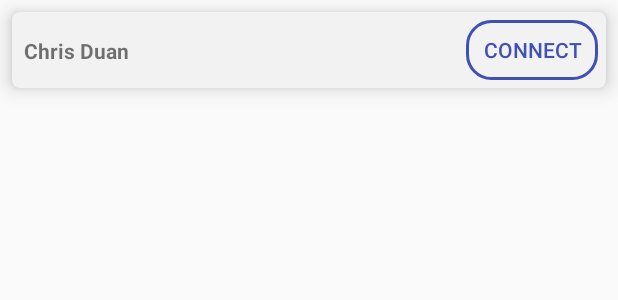
After one commit to chrisduan001/LeafChat, an Android app: the layout item_user.xml on its own in the app's theme, with its tools: preview values and no code run, on a phone screen of 412 x 824 dp. The commit adds this screen. Shown: the top 300 px of the screen. Run offline under Robolectric (Android 15) with nearby library versions, the phone set to English and light mode, and no system bars; network calls fail.

Commit message:
Users list set up & update

```diff
--- a/app/src/main/java/com/example/chris/leafchat/di/components/ChatRooomComponent.kt
+++ b/app/src/main/java/com/example/chris/leafchat/di/components/ChatRooomComponent.kt
@@ -1,6 +1,7 @@
 package com.example.chris.leafchat.di.components
 
 import com.example.chris.leafchat.di.PerActivity
+import com.example.chris.leafchat.di.modules.ChatRoomActivityModule
 import com.example.chris.leafchat.ui.fragment.ChatRoomFragment
 import dagger.Component
 
@@ -8,7 +9,9 @@ import dagger.Component
  * Created by Chris on 3/6/18.
  */
 @PerActivity
-@Component(dependencies = [ApplicationComponent::class])
+@Component(dependencies = [ApplicationComponent::class], modules = [ChatRoomActivityModule::class])
 interface ChatRooomComponent {
     fun inject(fragment: ChatRoomFragment)
+
+    fun userList() : List<String>
 }
--- a/app/src/main/java/com/example/chris/leafchat/ui/activity/ChatRoomActivity.kt
+++ b/app/src/main/java/com/example/chris/leafchat/ui/activity/ChatRoomActivity.kt
@@ -3,7 +3,6 @@ package com.example.chris.leafchat.ui.activity
 import android.content.Context
 import android.content.Intent
 import android.os.Bundle
-import com.example.chris.leafchat.Logger
 import com.example.chris.leafchat.R
 import com.example.chris.leafchat.di.HasComponent
 import com.example.chris.leafchat.di.components.ChatRooomComponent
@@ -17,7 +16,7 @@ import kotlinx.android.synthetic.main.include_toolbar.*
 class ChatRoomActivity : BaseActivity(), HasComponent<ChatRooomComponent> {
 
     //region init
-    private val chatRooomComponent: ChatRooomComponent by lazy {
+    private val chatRoomComponent: ChatRooomComponent by lazy {
         DaggerChatRooomComponent.builder()
                 .applicationComponent(getApplicationComponent())
                 .build()
@@ -51,7 +50,7 @@ class ChatRoomActivity : BaseActivity(), HasComponent<ChatRooomComponent> {
     }
 
     override fun getComponent(): ChatRooomComponent {
-        return chatRooomComponent
+        return chatRoomComponent
     }
     //endregion
 
--- /dev/null
+++ b/app/src/main/res/drawable/round_bg.xml
@@ -0,0 +1,6 @@
+<?xml version="1.0" encoding="utf-8"?>
+<shape xmlns:android="http://schemas.android.com/apk/res/android"
+    android:shape="rectangle">
+    <stroke android:color="@color/colorPrimary" android:width="2dp" />
+    <corners android:radius="16dp" />
+</shape>
--- /dev/null
+++ b/app/src/main/res/drawable/shadow_rect.xml
@@ -0,0 +1,6 @@
+<?xml version="1.0" encoding="utf-8"?>
+<shape xmlns:android="http://schemas.android.com/apk/res/android"
+    android:shape="rectangle">
+    <solid android:color="#f2f2f2" />
+    <corners android:radius="5dp" />
+</shape>
--- a/app/src/main/res/layout/include_toolbar.xml
+++ b/app/src/main/res/layout/include_toolbar.xml
@@ -3,6 +3,7 @@
     android:layout_width="match_parent"
     android:layout_height="?attr/actionBarSize"
     xmlns:tools="http://schemas.android.com/tools"
+    android:theme="@style/ToolbarTheme"
     android:id="@+id/view_toolbar">
 
     <TextView
--- /dev/null
+++ b/app/src/main/res/layout/item_user.xml
@@ -0,0 +1,38 @@
+<?xml version="1.0" encoding="utf-8"?>
+<android.support.constraint.ConstraintLayout xmlns:android="http://schemas.android.com/apk/res/android"
+    xmlns:tools="http://schemas.android.com/tools"
+    android:layout_width="match_parent"
+    android:layout_height="wrap_content"
+    xmlns:app="http://schemas.android.com/apk/res-auto"
+    android:layout_margin="8dp"
+    android:elevation="8dp"
+    android:background="@drawable/shadow_rect">
+
+    <TextView
+        android:id="@+id/view_usernameTv"
+        android:layout_width="wrap_content"
+        android:layout_height="wrap_content"
+        android:padding="8dp"
+        android:textStyle="bold"
+        tools:text="Chris Duan"
+        app:layout_constraintHorizontal_chainStyle="spread_inside"
+        app:layout_constraintLeft_toLeftOf="parent"
+        app:layout_constraintTop_toTopOf="parent"
+        app:layout_constraintBottom_toBottomOf="parent"
+        app:layout_constraintRight_toLeftOf="@id/view_connectBtn"/>
+
+    <Button
+        android:id="@+id/view_connectBtn"
+        android:layout_width="wrap_content"
+        android:layout_height="40dp"
+        android:layout_margin="5dp"
+        android:background="@drawable/round_bg"
+        android:text="@string/connect"
+        android:textColor="@color/colorPrimary"
+        app:layout_constraintLeft_toRightOf="@id/view_usernameTv"
+        app:layout_constraintRight_toRightOf="parent"
+        app:layout_constraintTop_toTopOf="parent"
+        app:layout_constraintBottom_toBottomOf="parent"/>
+
+
+</android.support.constraint.ConstraintLayout>
--- a/app/src/main/res/values/strings.xml
+++ b/app/src/main/res/values/strings.xml
@@ -13,4 +13,5 @@
     <string name="error_invalid_name">Invalid user name</string>
 
     <string name="error_connection">Please check your connection and try again</string>
+    <string name="connect">Connect</string>
 </resources>
--- a/app/src/main/res/values/styles.xml
+++ b/app/src/main/res/values/styles.xml
@@ -19,5 +19,6 @@
     </style>
 
     <style name="ToolbarTheme" parent="Base.Theme.AppCompat.Light.DarkActionBar">
+        <item name="android:background">@color/colorPrimary</item>
     </style>
 </resources>
```
Also changed, not shown: app/src/main/java/com/example/chris/leafchat/di/modules/ChatRoomActivityModule.kt (added, +19 -0 lines), app/src/main/java/com/example/chris/leafchat/ui/adapters/UserListAdapter.kt (added, +53 -0 lines), app/src/main/java/com/example/chris/leafchat/ui/fragment/ChatRoomFragment.kt (+38 -4 lines), app/src/main/java/com/example/chris/leafchat/util/DiffCallback.kt (added, +25 -0 lines), app/src/main/res/layout/fragment_chat_room.xml (+14 -20 lines).
